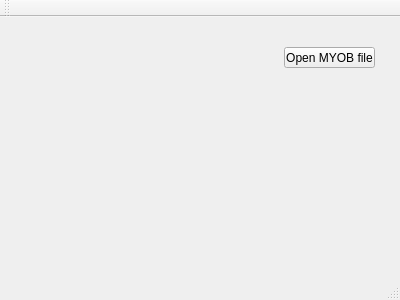
stephaniaa/stephAssignment1, file ATOassignment/atoassignmentmainwindow.ui: the form before one commit.
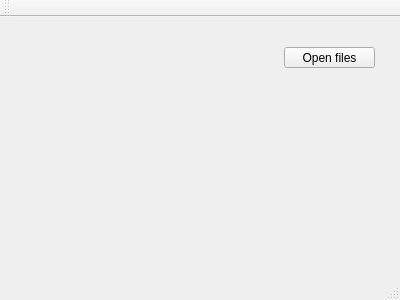
The form after the commit.

The edit to the form file:
```diff
--- a/ATOassignment/atoassignmentmainwindow.ui
+++ b/ATOassignment/atoassignmentmainwindow.ui
@@ -24,7 +24,7 @@
      </rect>
     </property>
     <property name="text">
-     <string>Open MYOB file</string>
+     <string>Open files</string>
     </property>
    </widget>
   </widget>
```
